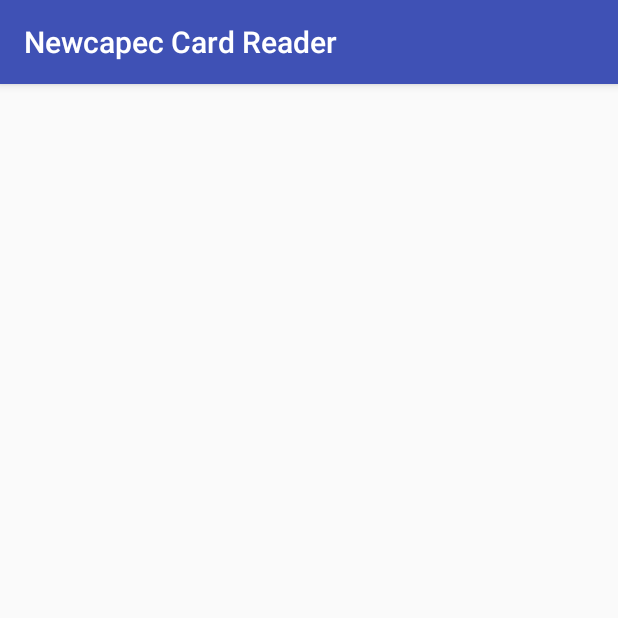
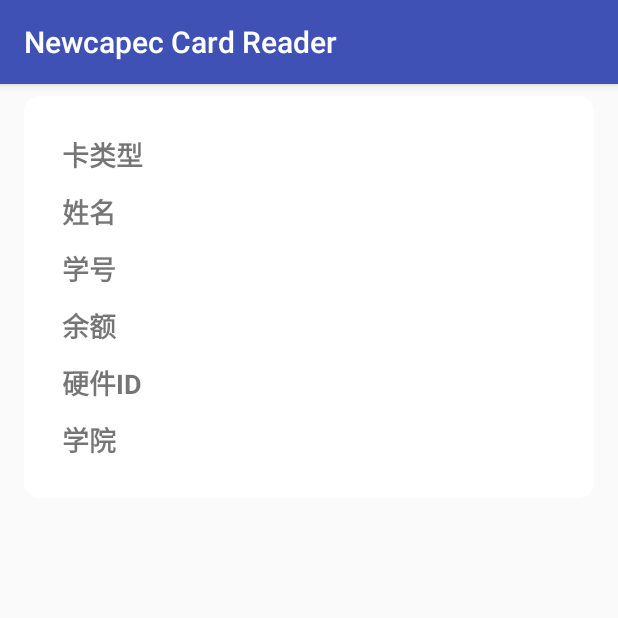
Before and after one commit to liuyanyi/NeuCardReader, an Android app: the screen it shows after launch (MainActivity), on a phone screen of 412 x 824 dp, the top half of it. Run offline under Robolectric (Android 15) with nearby library versions, the phone set to English and light mode, and no system bars.

Commit message:
UI update

```diff
--- a/app/build.gradle
+++ b/app/build.gradle
@@ -25,4 +25,5 @@ dependencies {
     testImplementation 'junit:junit:4.12'
     androidTestImplementation 'com.android.support.test:runner:1.0.1'
     androidTestImplementation 'com.android.support.test.espresso:espresso-core:3.0.1'
+    implementation 'com.android.support:cardview-v7:26.1.0'
 }
--- a/app/src/main/java/com/mogician/cardreader/cardInfo.java
+++ b/app/src/main/java/com/mogician/cardreader/cardInfo.java
@@ -12,15 +12,15 @@ public class cardInfo {
 
     private MainActivity mainActivity;
 
-    private String hardwareId;
+    private String hardwareId="";
 
-    private String studentId;
+    private String studentId="";
 
-    private String studentName;
+    private String studentName="";
 
-    private String cardBalance;
+    private String cardBalance="";
 
-    private String studentDept=null;
+    private String studentDept="";
 
     private boolean isNewcapecCard=false;
 
@@ -85,34 +85,27 @@ public class cardInfo {
     public void show(){
         if(isNewcapecCard){
             isCard.setText("校园卡");
-            isCard.setVisibility(View.VISIBLE);
 
             name.setText(studentName);
-            name.setVisibility(View.VISIBLE);
 
             id.setText(studentId);
-            id.setVisibility(View.VISIBLE);
 
             balance.setText(cardBalance);
-            balance.setVisibility(View.VISIBLE);
 
             hardware.setText(hardwareId);
-            hardware.setVisibility(View.VISIBLE);
 
             dept.setText(studentDept);
-            dept.setVisibility(View.VISIBLE);
         }
         else{
             isCard.setText("非校园卡");
-            isCard.setVisibility(View.VISIBLE);
 
             hardware.setText(hardwareId);
-            hardware.setVisibility(View.VISIBLE);
 
-            name.setVisibility(View.GONE);
-            id.setVisibility(View.GONE);
-            balance.setVisibility(View.GONE);
-            dept.setVisibility(View.GONE);
+            name.setText("");
+            id.setText("");
+            balance.setText("");
+            dept.setText("");
+
         }
 
     }
--- a/app/src/main/res/layout/activity_main.xml
+++ b/app/src/main/res/layout/activity_main.xml
@@ -8,12 +8,100 @@
 
     <!--TODO UI需要大幅重做-->
 
+    <android.support.v7.widget.CardView
+        android:layout_width="match_parent"
+        android:layout_height="wrap_content"
+        android:layout_marginEnd="16dp"
+        android:layout_marginStart="16dp"
+        android:layout_marginTop="8dp"
+        app:cardCornerRadius="10dp"
+        app:layout_constraintEnd_toEndOf="parent"
+        app:layout_constraintStart_toStartOf="parent"
+        app:layout_constraintTop_toTopOf="parent">
+
         <LinearLayout
             android:layout_width="match_parent"
             android:layout_height="match_parent"
-        android:layout_marginEnd="16dp"
-        android:layout_marginStart="16dp"
-        android:layout_marginTop="8dp"
+            android:orientation="horizontal"
+            android:padding="20sp">
+
+            <LinearLayout
+                android:layout_width="wrap_content"
+                android:layout_height="match_parent"
+                android:layout_weight="1"
+                android:orientation="vertical"
+                app:layout_constraintEnd_toEndOf="parent"
+                app:layout_constraintStart_toStartOf="parent"
+                app:layout_constraintTop_toTopOf="parent">
+
+                <TextView
+                    android:id="@+id/title"
+                    android:layout_width="match_parent"
+                    android:layout_height="wrap_content"
+                    android:padding="5sp"
+                    android:text="卡类型"
+                    android:textSize="18sp"
+                    android:textStyle="bold" />
+
+                <TextView
+                    android:id="@+id/nametitle"
+                    android:layout_width="match_parent"
+                    android:layout_height="wrap_content"
+                    android:padding="5sp"
+                    android:text="姓名"
+                    android:textSize="18sp"
+                    android:textStyle="bold" />
+
+                <TextView
+                    android:id="@+id/idtitle"
+                    android:layout_width="match_parent"
+                    android:layout_height="wrap_content"
+                    android:padding="5sp"
+                    android:text="学号"
+                    android:textSize="18sp"
+                    android:textStyle="bold" />
+
+                <TextView
+                    android:id="@+id/balancetitle"
+                    android:layout_width="match_parent"
+                    android:layout_height="wrap_content"
+                    android:padding="5sp"
+                    android:text="余额"
+                    android:textSize="18sp"
+                    android:textStyle="bold" />
+
+                <TextView
+                    android:id="@+id/hardwaretitle"
+                    android:layout_width="match_parent"
+                    android:layout_height="wrap_content"
+                    android:padding="5sp"
+                    android:text="硬件ID"
+                    android:textSize="18sp"
+                    android:textStyle="bold"
+                    app:layout_constraintBottom_toBottomOf="parent"
+                    app:layout_constraintLeft_toLeftOf="parent"
+                    app:layout_constraintRight_toRightOf="parent"
+                    app:layout_constraintTop_toTopOf="parent" />
+
+                <TextView
+                    android:id="@+id/depttitle"
+                    android:layout_width="match_parent"
+                    android:layout_height="wrap_content"
+                    android:padding="5sp"
+                    android:text="学院"
+                    android:textSize="18sp"
+                    android:textStyle="bold"
+                    app:layout_constraintBottom_toBottomOf="parent"
+                    app:layout_constraintLeft_toLeftOf="parent"
+                    app:layout_constraintRight_toRightOf="parent"
+                    app:layout_constraintTop_toTopOf="parent" />
+
+            </LinearLayout>
+
+            <LinearLayout
+                android:layout_width="wrap_content"
+                android:layout_height="match_parent"
+                android:layout_weight="4"
                 android:orientation="vertical"
                 app:layout_constraintEnd_toEndOf="parent"
                 app:layout_constraintStart_toStartOf="parent"
@@ -23,35 +111,40 @@
                     android:id="@+id/isNewcapec"
                     android:layout_width="match_parent"
                     android:layout_height="wrap_content"
-            android:textSize="24sp"
+                    android:padding="5sp"
+                    android:textSize="18sp"
                     android:textStyle="bold" />
 
                 <TextView
                     android:id="@+id/Name"
                     android:layout_width="match_parent"
                     android:layout_height="wrap_content"
-            android:textSize="24sp"
+                    android:padding="5sp"
+                    android:textSize="18sp"
                     android:textStyle="bold" />
 
                 <TextView
                     android:id="@+id/Id"
                     android:layout_width="match_parent"
                     android:layout_height="wrap_content"
-            android:textSize="24sp"
+                    android:padding="5sp"
+                    android:textSize="18sp"
                     android:textStyle="bold" />
 
                 <TextView
                     android:id="@+id/Balance"
                     android:layout_width="match_parent"
                     android:layout_height="wrap_content"
-            android:textSize="24sp"
+                    android:padding="5sp"
+                    android:textSize="18sp"
                     android:textStyle="bold" />
 
                 <TextView
                     android:id="@+id/Hardware"
                     android:layout_width="match_parent"
                     android:layout_height="wrap_content"
-            android:textSize="24sp"
+                    android:padding="5sp"
+                    android:textSize="18sp"
                     android:textStyle="bold"
                     app:layout_constraintBottom_toBottomOf="parent"
                     app:layout_constraintLeft_toLeftOf="parent"
@@ -62,7 +155,8 @@
                     android:id="@+id/Dept"
                     android:layout_width="match_parent"
                     android:layout_height="wrap_content"
-            android:textSize="24sp"
+                    android:padding="5sp"
+                    android:textSize="18sp"
                     android:textStyle="bold"
                     app:layout_constraintBottom_toBottomOf="parent"
                     app:layout_constraintLeft_toLeftOf="parent"
@@ -70,5 +164,8 @@
                     app:layout_constraintTop_toTopOf="parent" />
 
             </LinearLayout>
+        </LinearLayout>
+
+    </android.support.v7.widget.CardView>
 
 </android.support.constraint.ConstraintLayout>
```
Lines whose indentation alone changed are shown as unchanged.
